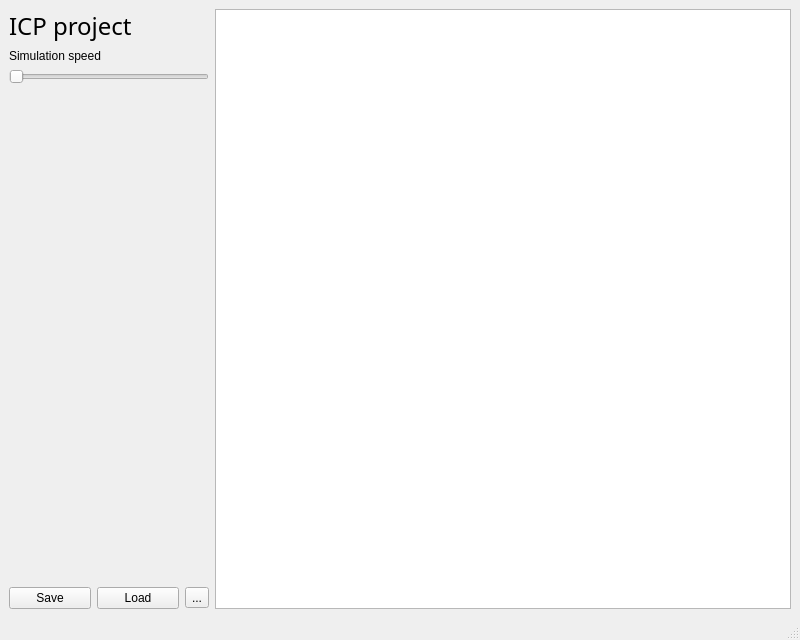
Before: the Qt Designer form src/mainwindow.ui in jakubvsetecka/autonomous-robot-simulation, drawn with Qt 5.
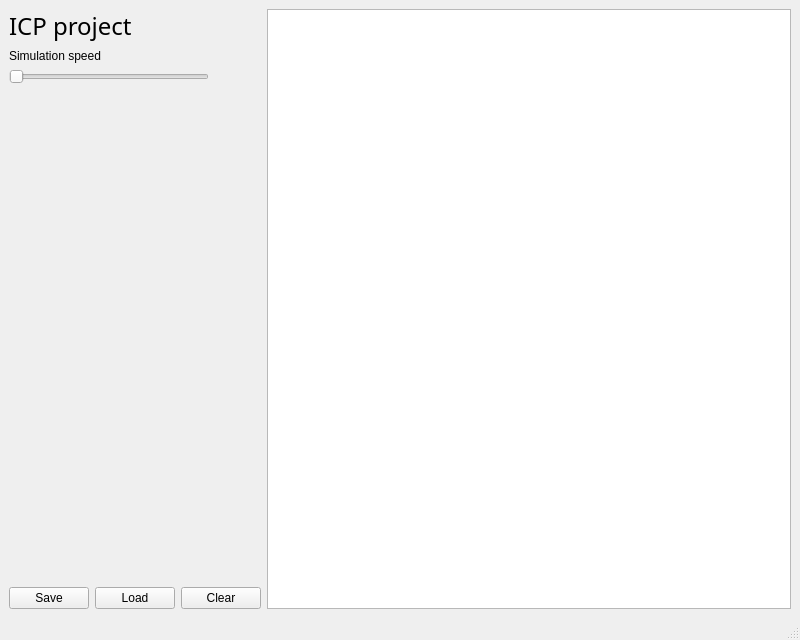
After: the same form once the commit is applied. Custom widgets are drawn as their Qt base class.

Commit message: feat: :sparkles: clear scene button

Patch:
```diff
--- a/src/mainwindow.ui
+++ b/src/mainwindow.ui
@@ -103,9 +103,9 @@
          </widget>
         </item>
         <item>
-         <widget class="QToolButton" name="toolButton">
+                                    <widget class="QPushButton" name="pushButton">
           <property name="text">
-           <string>...</string>
+                                            <string>Clear</string>
           </property>
          </widget>
         </item>
```
Left out of the diff: 2 changed lines with no effect on the pictures. Lines whose indentation alone changed are shown as unchanged. The commit also changes 4 other files.
